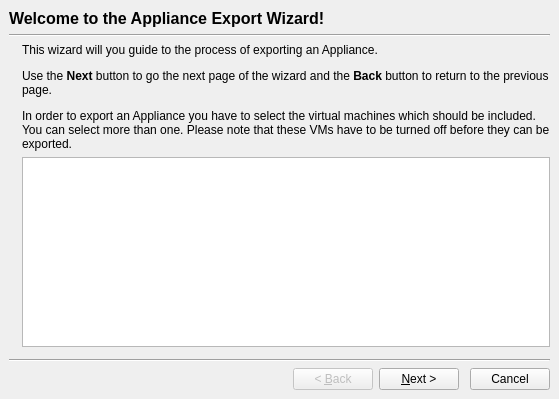
First picture: the form in vbox/src/VBox/Frontends/VirtualBox/ui/VBoxExportApplianceWzd.ui, repository jljuxgm/vboxgit, before the edit.
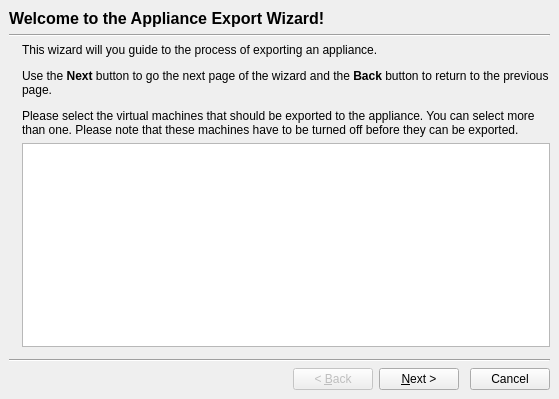
Second picture: the form after the edit. The open tabs and pages were chosen to show the change. Icons and pictures are not drawn. Custom widgets are drawn as their Qt base class.

```diff
--- a/vbox/src/VBox/Frontends/VirtualBox/ui/VBoxExportApplianceWzd.ui
+++ b/vbox/src/VBox/Frontends/VirtualBox/ui/VBoxExportApplianceWzd.ui
@@ -106,9 +106,9 @@
 &lt;html&gt;&lt;head&gt;&lt;meta name=&quot;qrichtext&quot; content=&quot;1&quot; /&gt;&lt;style type=&quot;text/css&quot;&gt;
 p, li { white-space: pre-wrap; }
 &lt;/style&gt;&lt;/head&gt;&lt;body&gt;
-&lt;p style=&quot; margin-top:12px; margin-bottom:12px; margin-left:0px; margin-right:0px; -qt-block-indent:0; text-indent:0px;&quot;&gt;This wizard will you guide to the process of exporting an Appliance. &lt;/p&gt;
+&lt;p style=&quot; margin-top:12px; margin-bottom:12px; margin-left:0px; margin-right:0px; -qt-block-indent:0; text-indent:0px;&quot;&gt;This wizard will you guide to the process of exporting an appliance. &lt;/p&gt;
 &lt;p style=&quot; margin-top:12px; margin-bottom:12px; margin-left:0px; margin-right:0px; -qt-block-indent:0; text-indent:0px;&quot;&gt;Use the &lt;span style=&quot; font-weight:600;&quot;&gt;Next&lt;/span&gt; button to go the next page of the wizard and the &lt;span style=&quot; font-weight:600;&quot;&gt;Back&lt;/span&gt; button to return to the previous page.&lt;/p&gt;
-&lt;p style=&quot; margin-top:12px; margin-bottom:12px; margin-left:0px; margin-right:0px; -qt-block-indent:0; text-indent:0px;&quot;&gt;In order to export an Appliance you have to select the virtual machines which should be included. You can select more than one. Please note that these VMs have to be turned off before they can be exported.&lt;/p&gt;&lt;/body&gt;&lt;/html&gt;</string>
+&lt;p style=&quot; margin-top:12px; margin-bottom:12px; margin-left:0px; margin-right:0px; -qt-block-indent:0; text-indent:0px;&quot;&gt;Please select the virtual machines that should be exported to the appliance. You can select more than one. Please note that these machines have to be turned off before they can be exported.&lt;/p&gt;&lt;/body&gt;&lt;/html&gt;</string>
            </property>
            <property name="wordWrap">
             <bool>true</bool>
```
Left out of the diff: 4 changed lines with no effect on the pictures.
